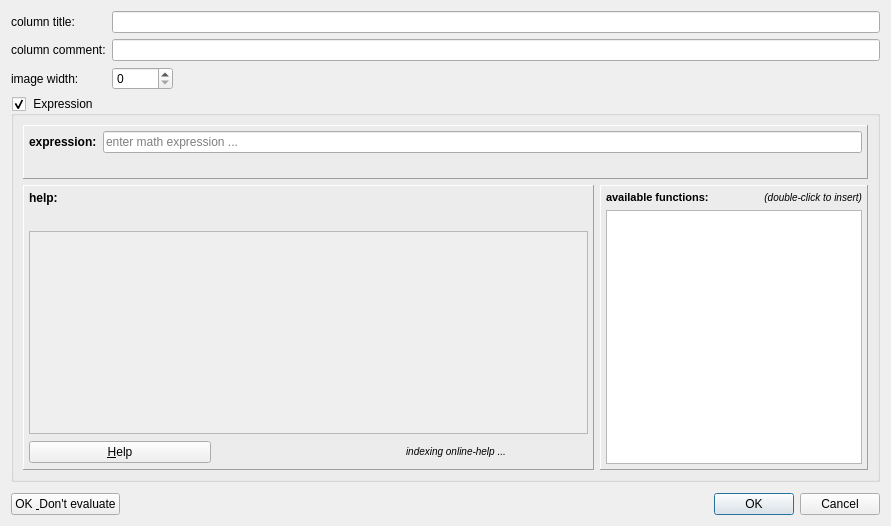
Before: the Qt Designer form plugins/table/qfrdrtablecolumneditor.ui in jkriege2/QuickFit3, drawn with Qt 5.
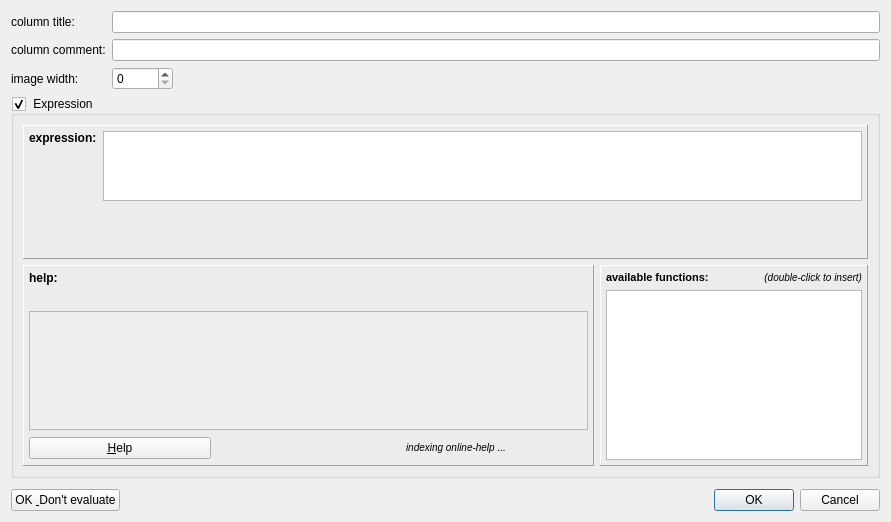
After: the same form once the commit is applied. Icons and pictures are not drawn. Custom widgets are drawn as their Qt base class.

Patch:
```diff
--- a/plugins/table/qfrdrtablecolumneditor.ui
+++ b/plugins/table/qfrdrtablecolumneditor.ui
@@ -10,7 +10,7 @@
     <x>0</x>
     <y>0</y>
     <width>891</width>
-    <height>526</height>
+    <height>522</height>
    </rect>
   </property>
   <property name="windowTitle">
@@ -83,7 +83,7 @@
      <property name="checkable">
       <bool>true</bool>
      </property>
-     <layout class="QGridLayout" name="gridLayout">
+     <layout class="QGridLayout" name="gridLayout" rowstretch="2,3">
       <item row="0" column="0" colspan="2">
        <widget class="QFrame" name="frame_2">
         <property name="frameShape">
@@ -98,8 +98,17 @@
         <property name="midLineWidth">
          <number>0</number>
         </property>
-        <layout class="QFormLayout" name="formLayout">
-         <property name="margin">
+        <layout class="QGridLayout" name="gridLayout_3" rowminimumheight="1,1">
+         <property name="leftMargin">
+          <number>5</number>
+         </property>
+         <property name="topMargin">
+          <number>5</number>
+         </property>
+         <property name="rightMargin">
+          <number>5</number>
+         </property>
+         <property name="bottomMargin">
           <number>5</number>
          </property>
          <item row="0" column="0">
@@ -107,22 +116,41 @@
            <property name="text">
             <string>&lt;b&gt;expression:&lt;/b&gt;</string>
            </property>
+           <property name="alignment">
+            <set>Qt::AlignLeading|Qt::AlignLeft|Qt::AlignTop</set>
+           </property>
           </widget>
          </item>
          <item row="0" column="1">
-          <widget class="QFEnhancedLineEdit" name="edtFormula">
-           <property name="font">
-            <font>
-             <pointsize>9</pointsize>
-            </font>
+          <widget class="QFEnhancedPlainTextEdit" name="edtFormula">
+           <property name="sizePolicy">
+            <sizepolicy hsizetype="Expanding" vsizetype="MinimumExpanding">
+             <horstretch>0</horstretch>
+             <verstretch>3</verstretch>
+            </sizepolicy>
            </property>
-           <property name="placeholderText">
-            <string>enter math expression ...</string>
+           <property name="minimumSize">
+            <size>
+             <width>0</width>
+             <height>32</height>
+            </size>
            </property>
           </widget>
          </item>
          <item row="1" column="1">
           <widget class="QLabel" name="labError">
+           <property name="sizePolicy">
+            <sizepolicy hsizetype="Preferred" vsizetype="Expanding">
+             <horstretch>0</horstretch>
+             <verstretch>2</verstretch>
+            </sizepolicy>
+           </property>
+           <property name="minimumSize">
+            <size>
+             <width>0</width>
+             <height>32</height>
+            </size>
+           </property>
            <property name="text">
             <string/>
            </property>
@@ -235,7 +263,7 @@
               <x>0</x>
               <y>0</y>
               <width>565</width>
-              <height>139</height>
+              <height>125</height>
              </rect>
             </property>
             <layout class="QVBoxLayout" name="verticalLayout">
@@ -343,9 +371,9 @@
    <container>1</container>
   </customwidget>
   <customwidget>
-   <class>QFEnhancedLineEdit</class>
-   <extends>QLineEdit</extends>
-   <header>qfenhancedlineedit.h</header>
+   <class>QFEnhancedPlainTextEdit</class>
+   <extends>QPlainTextEdit</extends>
+   <header>qfenhancedplaintextedit.h</header>
   </customwidget>
  </customwidgets>
  <resources>
```
Left out of the diff: 22 changed lines with no effect on the pictures.
